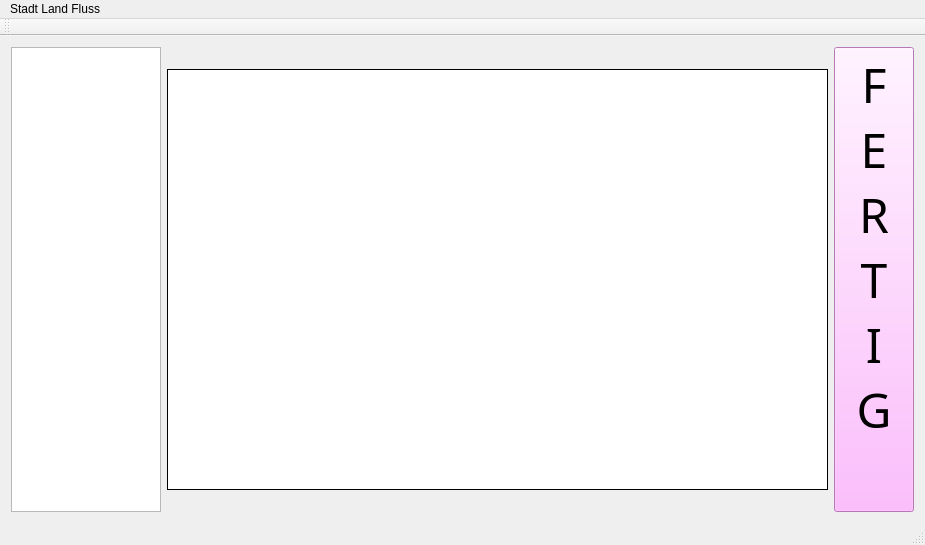
Qt form hauptspielfenster.ui (Toboxos/stadt_land_fluss) before a commit.
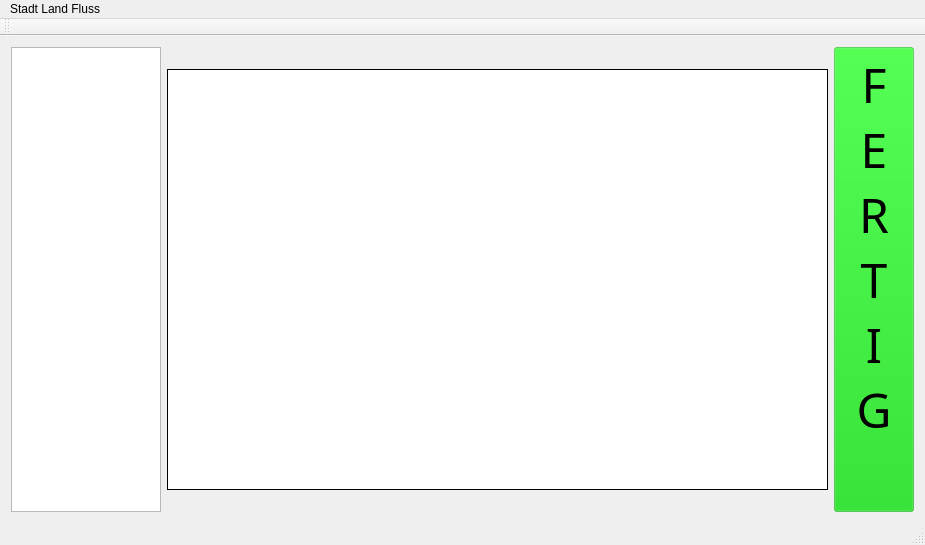
The same form after that commit.

Commit message: Fertig Grün Countdown Rot

Diff of the .ui file:
```diff
--- a/hauptspielfenster.ui
+++ b/hauptspielfenster.ui
@@ -80,7 +80,8 @@
        <bool>false</bool>
       </property>
       <property name="styleSheet">
-       <string notr="true">background-color: rgb(255, 170, 255)</string>
+       <string notr="true">background-color: rgba(0, 204, 0, 0.4);
+</string>
       </property>
       <property name="text">
        <string>F
```
The commit also changes 1 other file.
